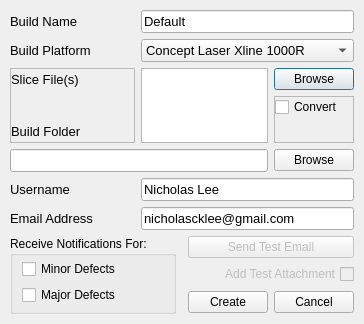
The window that gui/dialogNewBuild.ui (Spinarakk/defectmonitor) describes before a commit, drawn with Qt 5.
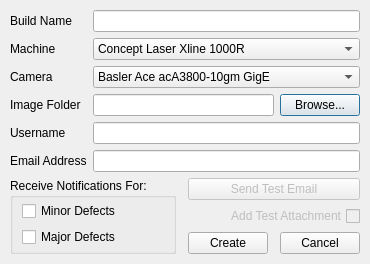
The same window after the commit.

What changed in the file:
```diff
--- a/gui/dialogNewBuild.ui
+++ b/gui/dialogNewBuild.ui
@@ -2,15 +2,12 @@
 <ui version="4.0">
  <class>dialogNewBuild</class>
  <widget class="QDialog" name="dialogNewBuild">
-  <property name="enabled">
-   <bool>true</bool>
-  </property>
   <property name="geometry">
    <rect>
     <x>0</x>
     <y>0</y>
-    <width>345</width>
-    <height>324</height>
+    <width>351</width>
+    <height>257</height>
    </rect>
   </property>
   <property name="font">
@@ -34,32 +31,20 @@
    <property name="bottomMargin">
     <number>10</number>
    </property>
-   <item row="9" column="0" rowspan="3" colspan="3">
+   <item row="7" column="0" rowspan="3" colspan="3">
     <widget class="QGroupBox" name="groupNotifications">
      <property name="title">
       <string>Receive Notifications For:</string>
      </property>
      <layout class="QVBoxLayout" name="verticalLayout">
-      <property name="leftMargin">
-       <number>9</number>
-      </property>
       <property name="topMargin">
        <number>3</number>
       </property>
-      <property name="rightMargin">
-       <number>9</number>
-      </property>
       <property name="bottomMargin">
-       <number>6</number>
+       <number>3</number>
       </property>
       <item>
        <widget class="QCheckBox" name="checkMinor">
-        <property name="font">
-         <font>
-          <weight>50</weight>
-          <bold>false</bold>
-         </font>
-        </property>
         <property name="focusPolicy">
          <enum>Qt::ClickFocus</enum>
         </property>
@@ -70,12 +55,6 @@
       </item>
       <item>
        <widget class="QCheckBox" name="checkMajor">
-        <property name="font">
-         <font>
-          <weight>50</weight>
-          <bold>false</bold>
-         </font>
-        </property>
         <property name="focusPolicy">
          <enum>Qt::ClickFocus</enum>
         </property>
@@ -87,183 +66,51 @@
      </layout>
     </widget>
    </item>
-   <item row="3" column="5" rowspan="3">
-    <widget class="QFrame" name="frame1">
-     <property name="frameShape">
-      <enum>QFrame::StyledPanel</enum>
+   <item row="1" column="0">
+    <widget class="QLabel" name="labelMachine">
+     <property name="text">
+      <string>Machine</string>
      </property>
-     <property name="frameShadow">
-      <enum>QFrame::Raised</enum>
+     <property name="buddy">
+      <cstring>comboMachine</cstring>
      </property>
-     <layout class="QVBoxLayout" name="verticalLayout_2">
-      <property name="spacing">
-       <number>7</number>
-      </property>
-      <property name="leftMargin">
-       <number>0</number>
-      </property>
-      <property name="topMargin">
-       <number>0</number>
-      </property>
-      <property name="rightMargin">
-       <number>0</number>
-      </property>
-      <property name="bottomMargin">
-       <number>0</number>
-      </property>
-      <item>
-       <widget class="QCheckBox" name="checkConvert">
-        <property name="sizePolicy">
-         <sizepolicy hsizetype="Minimum" vsizetype="Maximum">
-          <horstretch>0</horstretch>
-          <verstretch>0</verstretch>
-         </sizepolicy>
-        </property>
-        <property name="toolTip">
-         <string>Check this box to convert the .cls or .cli slice files into contours.</string>
-        </property>
-        <property name="text">
-         <string>Convert</string>
-        </property>
-       </widget>
-      </item>
-      <item>
-       <spacer name="verticalSpacer1">
-        <property name="orientation">
-         <enum>Qt::Vertical</enum>
-        </property>
-        <property name="sizeHint" stdset="0">
-         <size>
-          <width>20</width>
-          <height>40</height>
-         </size>
-        </property>
-       </spacer>
-      </item>
-     </layout>
     </widget>
    </item>
-   <item row="2" column="0" rowspan="4" colspan="2">
-    <widget class="QFrame" name="frame2">
-     <property name="frameShape">
-      <enum>QFrame::StyledPanel</enum>
+   <item row="6" column="0">
+    <widget class="QLabel" name="labelEmailAddress">
+     <property name="text">
+      <string>Email Address</string>
      </property>
-     <property name="frameShadow">
-      <enum>QFrame::Raised</enum>
+     <property name="buddy">
+      <cstring>lineEmailAddress</cstring>
      </property>
-     <layout class="QVBoxLayout" name="verticalLayout_3">
-      <property name="leftMargin">
-       <number>0</number>
-      </property>
-      <property name="topMargin">
-       <number>3</number>
-      </property>
-      <property name="rightMargin">
-       <number>0</number>
-      </property>
-      <property name="bottomMargin">
-       <number>3</number>
-      </property>
-      <item>
-       <widget class="QLabel" name="labelSliceFile">
-        <property name="font">
-         <font>
-          <pointsize>10</pointsize>
-         </font>
-        </property>
-        <property name="text">
-         <string>Slice File(s)</string>
-        </property>
-       </widget>
-      </item>
-      <item>
-       <spacer name="verticalSpacer2">
-        <property name="orientation">
-         <enum>Qt::Vertical</enum>
-        </property>
-        <property name="sizeHint" stdset="0">
-         <size>
-          <width>20</width>
-          <height>11</height>
-         </size>
-        </property>
-       </spacer>
-      </item>
-      <item>
-       <widget class="QLabel" name="labelBuildFolder">
-        <property name="font">
-         <font>
-          <pointsize>10</pointsize>
-         </font>
-        </property>
-        <property name="text">
-         <string>Build Folder</string>
-        </property>
-       </widget>
-      </item>
-     </layout>
     </widget>
    </item>
-   <item row="1" column="2" colspan="4">
-    <widget class="QComboBox" name="comboPlatform">
-     <property name="font">
-      <font>
-       <pointsize>10</pointsize>
-      </font>
-     </property>
-     <item>
-      <property name="text">
-       <string>Concept Laser Xline 1000R</string>
-      </property>
-     </item>
-    </widget>
-   </item>
-   <item row="2" column="5">
-    <widget class="QPushButton" name="pushBrowseSF">
-     <property name="sizePolicy">
-      <sizepolicy hsizetype="Fixed" vsizetype="Maximum">
-       <horstretch>0</horstretch>
-       <verstretch>0</verstretch>
-      </sizepolicy>
-     </property>
-     <property name="toolTip">
-      <string>Select the slice files to be used to draw the part contours.</string>
-     </property>
+   <item row="0" column="0">
+    <widget class="QLabel" name="labelBuildName">
      <property name="text">
-      <string>Browse</string>
+      <string>Build Name</string>
      </property>
+     <property name="buddy">
+      <cstring>lineBuildName</cstring>
+     </property>
     </widget>
    </item>
-   <item row="10" column="4" colspan="2">
-    <widget class="QCheckBox" name="checkAddAttachment">
-     <property name="enabled">
-      <bool>false</bool>
+   <item row="7" column="3" rowspan="3">
+    <spacer name="horizontalSpacer">
+     <property name="orientation">
+      <enum>Qt::Horizontal</enum>
      </property>
-     <property name="toolTip">
-      <string>Check this box to add an attachment (a test picture) to the test email notification.</string>
+     <property name="sizeHint" stdset="0">
+      <size>
+       <width>40</width>
+       <height>20</height>
+      </size>
      </property>
-     <property name="layoutDirection">
-      <enum>Qt::RightToLeft</enum>
-     </property>
-     <property name="text">
-      <string>Add Test Attachment</string>
-     </property>
-    </widget>
+    </spacer>
    </item>
-   <item row="11" column="5">
-    <widget class="QPushButton" name="pushCancel">
-     <property name="text">
-      <string>Cancel</string>
-     </property>
-    </widget>
-   </item>
-   <item row="7" column="0">
+   <item row="5" column="0">
     <widget class="QLabel" name="labelUsername">
-     <property name="font">
-      <font>
-       <pointsize>10</pointsize>
-      </font>
-     </property>
      <property name="text">
       <string>Username</string>
      </property>
@@ -272,8 +119,8 @@
      </property>
     </widget>
    </item>
-   <item row="6" column="5">
-    <widget class="QPushButton" name="pushBrowseBF">
+   <item row="3" column="6">
+    <widget class="QPushButton" name="pushBrowseIF">
      <property name="sizePolicy">
       <sizepolicy hsizetype="Minimum" vsizetype="Maximum">
        <horstretch>0</horstretch>
@@ -284,45 +131,71 @@
       <string>Select where the captured images for the current build will be stored.</string>
      </property>
      <property name="text">
-      <string>Browse</string>
+      <string>Browse...</string>
      </property>
     </widget>
    </item>
-   <item row="7" column="2" colspan="4">
+   <item row="0" column="1" colspan="6">
+    <widget class="QLineEdit" name="lineBuildName">
+     <property name="clearButtonEnabled">
+      <bool>true</bool>
+     </property>
+    </widget>
+   </item>
+   <item row="6" column="1" colspan="6">
+    <widget class="QLineEdit" name="lineEmailAddress">
+     <property name="clearButtonEnabled">
+      <bool>true</bool>
+     </property>
+    </widget>
+   </item>
+   <item row="5" column="1" colspan="6">
     <widget class="QLineEdit" name="lineUsername">
-     <property name="font">
-      <font>
-       <pointsize>10</pointsize>
-      </font>
+     <property name="clearButtonEnabled">
+      <bool>true</bool>
      </property>
+    </widget>
+   </item>
+   <item row="2" column="0">
+    <widget class="QLabel" name="labelCamera">
      <property name="text">
-      <string>Nicholas Lee</string>
+      <string>Camera</string>
      </property>
-     <property name="maxLength">
-      <number>99</number>
-     </property>
     </widget>
    </item>
-   <item row="2" column="2" rowspan="4" colspan="3">
-    <widget class="QListWidget" name="listSliceFiles">
-     <property name="font">
-      <font>
-       <pointsize>10</pointsize>
-      </font>
-     </property>
-     <property name="horizontalScrollBarPolicy">
-      <enum>Qt::ScrollBarAlwaysOff</enum>
-     </property>
+   <item row="2" column="1" colspan="6">
+    <widget class="QComboBox" name="comboCamera">
+     <item>
+      <property name="text">
+       <string>Basler Ace acA3800-10gm GigE</string>
+      </property>
+     </item>
     </widget>
    </item>
-   <item row="11" column="4">
+   <item row="9" column="4">
     <widget class="QPushButton" name="pushCreate">
      <property name="text">
       <string>Create</string>
      </property>
     </widget>
    </item>
-   <item row="9" column="4" colspan="2">
+   <item row="8" column="4" colspan="3">
+    <widget class="QCheckBox" name="checkAddAttachment">
+     <property name="enabled">
+      <bool>false</bool>
+     </property>
+     <property name="toolTip">
+      <string>Check this box to add an attachment (a test picture) to the test email notification.</string>
+     </property>
+     <property name="layoutDirection">
+      <enum>Qt::RightToLeft</enum>
+     </property>
+     <property name="text">
+      <string>Add Test Attachment</string>
+     </property>
+    </widget>
+   </item>
+   <item row="7" column="4" colspan="3">
     <widget class="QPushButton" name="pushSendTestEmail">
      <property name="enabled">
       <bool>false</bool>
@@ -332,107 +205,34 @@
      </property>
     </widget>
    </item>
-   <item row="0" column="2" colspan="4">
-    <widget class="QLineEdit" name="lineBuildName">
-     <property name="font">
-      <font>
-       <pointsize>10</pointsize>
-      </font>
-     </property>
+   <item row="9" column="6">
+    <widget class="QPushButton" name="pushCancel">
      <property name="text">
-      <string>Default</string>
+      <string>Cancel</string>
      </property>
-     <property name="maxLength">
-      <number>99</number>
-     </property>
     </widget>
    </item>
-   <item row="9" column="3" rowspan="3">
-    <spacer name="horizontalSpacer">
-     <property name="orientation">
-      <enum>Qt::Horizontal</enum>
+   <item row="3" column="0">
+    <widget class="QLabel" name="labelImageFolder">
+     <property name="text">
+      <string>Image Folder</string>
      </property>
-     <property name="sizeHint" stdset="0">
-      <size>
-       <width>40</width>
-       <height>20</height>
-      </size>
-     </property>
-    </spacer>
+    </widget>
    </item>
-   <item row="6" column="0" colspan="5">
-    <widget class="QLineEdit" name="lineBuildFolder">
-     <property name="font">
-      <font>
-       <pointsize>10</pointsize>
-      </font>
-     </property>
-     <property name="focusPolicy">
-      <enum>Qt::ClickFocus</enum>
-     </property>
+   <item row="3" column="1" colspan="5">
+    <widget class="QLineEdit" name="lineImageFolder">
      <property name="readOnly">
       <bool>true</bool>
      </property>
     </widget>
    </item>
-   <item row="0" column="0">
-    <widget class="QLabel" name="labelBuildName">
-     <property name="font">
-      <font>
-       <pointsize>10</pointsize>
-      </font>
-     </property>
-     <property name="text">
-      <string>Build Name</string>
-     </property>
-     <property name="buddy">
-      <cstring>lineBuildName</cstring>
-     </property>
-    </widget>
-   </item>
-   <item row="8" column="2" colspan="4">
-    <widget class="QLineEdit" name="lineEmailAddress">
-     <property name="font">
-      <font>
-       <pointsize>10</pointsize>
-      </font>
-     </property>
-     <property name="text">
-      <string>nicholascklee@gmail.com</string>
-     </property>
-     <property name="maxLength">
-      <number>99</number>
-     </property>
-    </widget>
-   </item>
-   <item row="8" column="0">
-    <widget class="QLabel" name="labelEmailAddress">
-     <property name="font">
-      <font>
-       <pointsize>10</pointsize>
-      </font>
-     </property>
-     <property name="text">
-      <string>Email Address</string>
-     </property>
-     <property name="buddy">
-      <cstring>lineEmailAddress</cstring>
-     </property>
-    </widget>
-   </item>
-   <item row="1" column="0">
-    <widget class="QLabel" name="labelBuildPlatform">
-     <property name="font">
-      <font>
-       <pointsize>10</pointsize>
-      </font>
-     </property>
-     <property name="text">
-      <string>Build Platform</string>
-     </property>
-     <property name="buddy">
-      <cstring>comboPlatform</cstring>
-     </property>
+   <item row="1" column="1" colspan="6">
+    <widget class="QComboBox" name="comboMachine">
+     <item>
+      <property name="text">
+       <string>Concept Laser Xline 1000R</string>
+      </property>
+     </item>
     </widget>
    </item>
   </layout>
```
Left out of the diff: 6 changed lines with no effect on the pictures.
